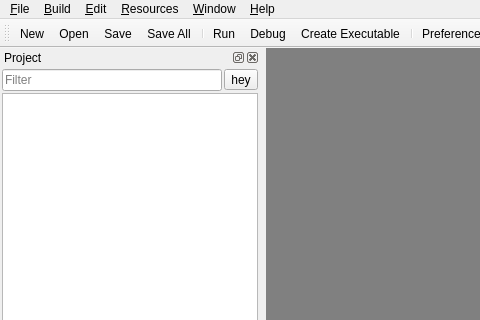
The window that MainWindow.ui (enigma-dev/RadialGM) describes before a commit, drawn with Qt 5; both pictures show x 0 to 480 and y 0 to 320 of the 1200 by 800 pixel window.
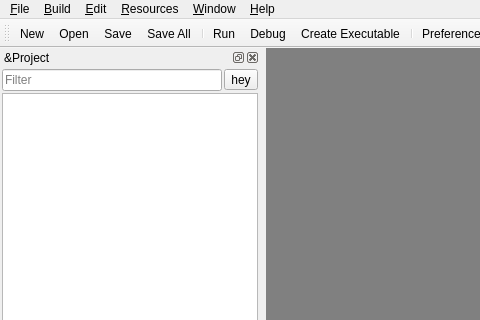
The same window after the commit. Icons and pictures are not drawn.

```diff
--- a/MainWindow.ui
+++ b/MainWindow.ui
@@ -195,7 +195,7 @@
     <set>Qt::AllDockWidgetAreas</set>
    </property>
    <property name="windowTitle">
-    <string>Project</string>
+    <string>&amp;Project</string>
    </property>
    <attribute name="dockWidgetArea">
     <number>1</number>
```
Left out of the diff: 19 changed lines with no effect on the pictures.
